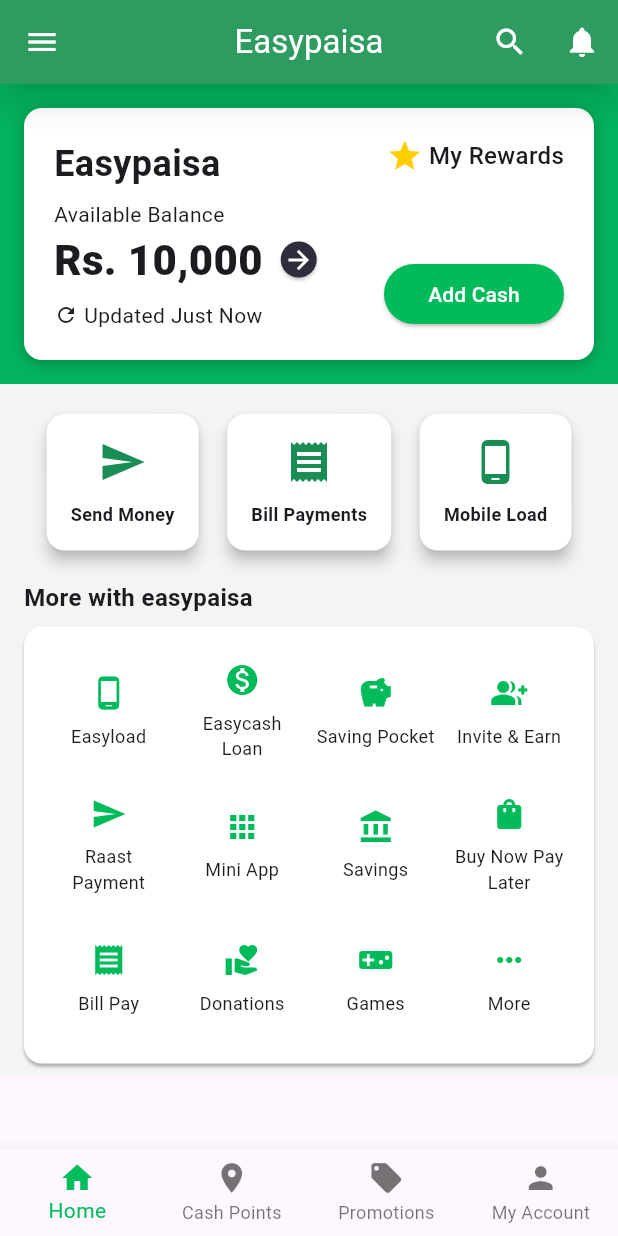
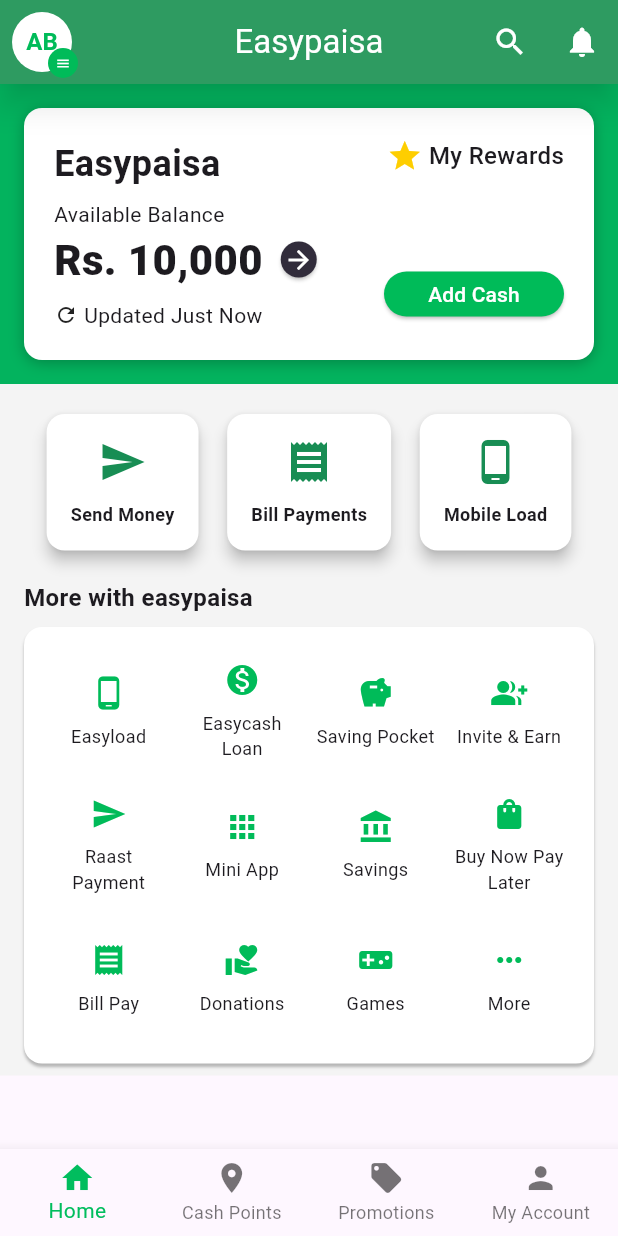
Before and after one commit to adil-tecspine/task_3_easypaisa_clone, a Flutter app: the screen it shows after launch, on a phone screen of 412 x 824 dp. Run offline on Flutter 3.47's test engine with Material 3 defaults, Android fonts, the phone set to English and light mode, and no system bars.

Commit message:
Refactor Home widget to StatefulWidget and implement leading Stack with CircleAvatar and menu icon

```diff
--- a/lib/home.dart
+++ b/lib/home.dart
@@ -4,13 +4,59 @@ import 'package:task_3_easypaisa_clone/last_grid.dart';
 import 'package:task_3_easypaisa_clone/second_cards.dart';
 import 'package:task_3_easypaisa_clone/top_card.dart';
 
-class Home extends StatelessWidget {
+class Home extends StatefulWidget {
   const Home({super.key});
 
+  @override
+  State<Home> createState() => _HomeState();
+}
+
+class _HomeState extends State<Home> {
   @override
   Widget build(BuildContext context) {
     return Scaffold(
       appBar: AppBar(
+        // Need a stack with circel avatar and name initials written in it , and above it menu icon and clicking on this cauese to open the drawer
+        // onPressed: () => Scaffold.of(context).openDrawer(),
+        leading: Builder(
+          builder: (context) => Stack(
+            children: [
+              Align(
+                alignment: Alignment.center,
+                child: CircleAvatar(
+                  radius: 20,
+                  foregroundColor: Color.fromARGB(255, 0, 187, 89),
+                  backgroundColor: Colors.white,
+                  child: Text(
+                    'AB',
+                    style: TextStyle(
+                      // color: Color.fromARGB(255, 38, 165, 88),
+                      fontWeight: FontWeight.bold,
+                    ),
+                  ),
+                ),
+              ),
+
+              Positioned(
+                right: -10,
+                bottom: -10,
+                child: IconButton.filled(
+                  icon: Icon(Icons.menu),
+                  iconSize: 10,
+                  style: ButtonStyle(
+                    minimumSize: WidgetStateProperty.all(Size(15, 15)),
+                    padding: WidgetStateProperty.all(EdgeInsets.all(5)),
+                    backgroundColor: WidgetStateProperty.all(
+                      Color.fromARGB(255, 0, 187, 89),
+                    ),
+                    foregroundColor: WidgetStateProperty.all(Colors.white),
+                  ),
+                  onPressed: () => Scaffold.of(context).openDrawer(),
+                ),
+              ),
+            ],
+          ),
+        ),
         title: Text('Easypaisa'),
         centerTitle: true,
         actions: [
--- a/lib/top_container_second_column.dart
+++ b/lib/top_container_second_column.dart
@@ -25,7 +25,7 @@ class TopContainerSecondColumn extends StatelessWidget {
           onPressed: () {},
           style: ElevatedButton.styleFrom(
             backgroundColor: const Color.fromARGB(255, 0, 187, 89),
-            minimumSize: Size(120, 40),
+            minimumSize: Size(120, 30),
             foregroundColor: Colors.white,
             shape: RoundedRectangleBorder(
               borderRadius: BorderRadius.circular(100),
```
